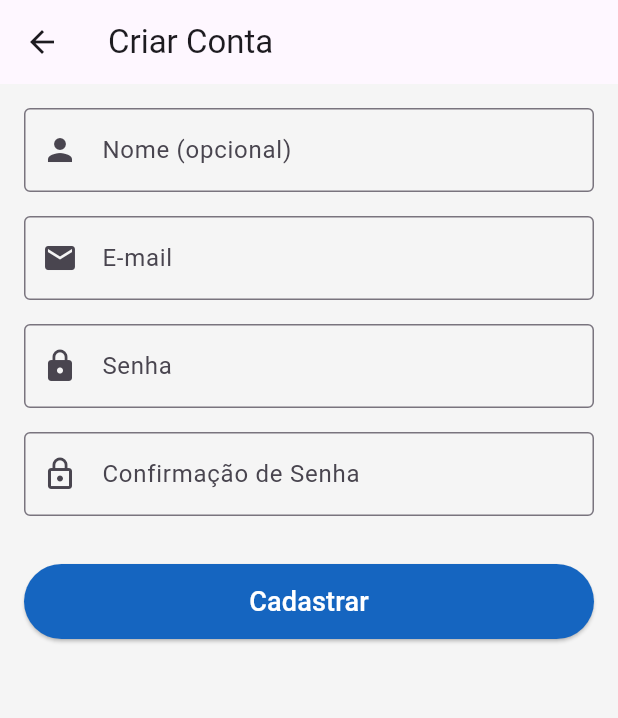
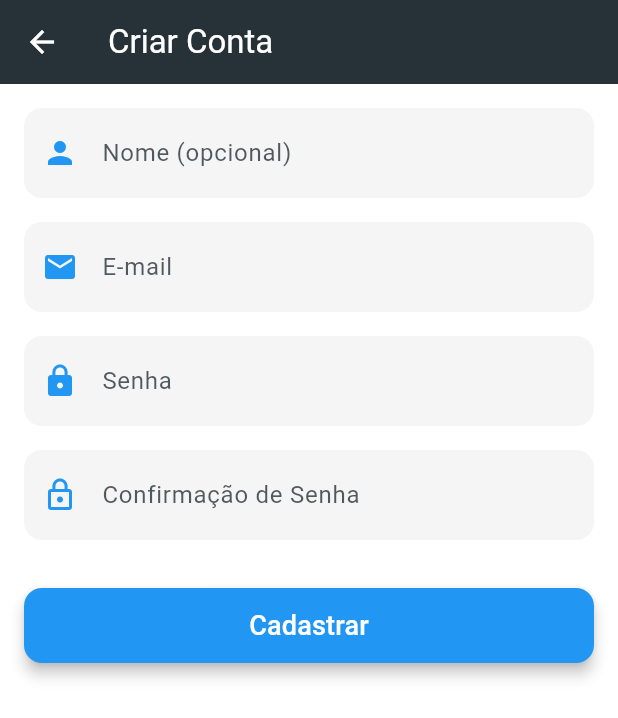
Before and after one commit to InaDdevs/finance-management, a Flutter app: the RegisterScreen screen opened by its route, on a phone screen of 412 x 824 dp. Shown: the top 718 px of the screen. Run offline on Flutter 3.47's test engine with Material 3 defaults, Android fonts, the phone set to English and light mode, and no system bars; our stand-ins replace fl_chart, shared_preferences, sqflite; accounts and stored records are empty.

Commit message:
Remodulação da tela de cadastro

```diff
--- a/lib/features/auth/register_screen.dart
+++ b/lib/features/auth/register_screen.dart
@@ -1,6 +1,11 @@
 import 'package:flutter/material.dart';
 import 'package:provider/provider.dart';
 import '../../core/dart/providers/auth_provider.dart';
+
+// Cores Padrão do Projeto
+const Color _primaryColor = Color(0xFF273238); // Seu cinza escuro
+const Color _lightGreyColor = Color(0xFFF5F5F5); // Fundo muito suave para campos
+const Color _ctaButtonColor = Colors.blue; // Azul vibrante para o botão "Cadastrar"
 
 class RegisterScreen extends StatefulWidget {
   const RegisterScreen({super.key});
@@ -12,18 +17,15 @@ class RegisterScreen extends StatefulWidget {
 class _RegisterScreenState extends State<RegisterScreen> {
   final _formKey = GlobalKey<FormState>();
 
-
   final _nameController = TextEditingController();
   final _emailController = TextEditingController();
   final _passwordController = TextEditingController();
   final _confirmPasswordController = TextEditingController();
 
-
   bool _isLoading = false;
 
   @override
   void dispose() {
-
     _nameController.dispose();
     _emailController.dispose();
     _passwordController.dispose();
@@ -32,9 +34,7 @@ class _RegisterScreenState extends State<RegisterScreen> {
   }
 
   void _register() async {
-
     if (_formKey.currentState!.validate()) {
-
       setState(() {
         _isLoading = true;
       });
@@ -47,13 +47,11 @@ class _RegisterScreenState extends State<RegisterScreen> {
         _passwordController.text.trim(),
       );
 
-
       if (!mounted) return;
 
       setState(() {
         _isLoading = false;
       });
-
 
       if (sucesso) {
         ScaffoldMessenger.of(context).showSnackBar(
@@ -62,7 +60,6 @@ class _RegisterScreenState extends State<RegisterScreen> {
             backgroundColor: Colors.green,
           ),
         );
-
         Navigator.of(context).pop();
       } else {
         ScaffoldMessenger.of(context).showSnackBar(
@@ -75,35 +72,72 @@ class _RegisterScreenState extends State<RegisterScreen> {
     }
   }
 
+  // Widget para aplicar o novo estilo de campo
+  InputDecoration _getInputDecoration(String label, IconData icon, Color iconColor) {
+    return InputDecoration(
+      labelText: label,
+      labelStyle: TextStyle(color: _primaryColor.withOpacity(0.8)),
+      // CORREÇÃO: Usando o parâmetro 'iconColor' para definir a cor do ícone
+      prefixIcon: Icon(icon, color: iconColor),
+
+      // Estilo de Campo Limpo e Harmonioso:
+      filled: true,
+      fillColor: _lightGreyColor, // Fundo suave
+      contentPadding: const EdgeInsets.symmetric(vertical: 18, horizontal: 16),
+
+      border: OutlineInputBorder(
+        borderRadius: BorderRadius.circular(12),
+        borderSide: BorderSide.none, // Remove a borda padrão forte
+      ),
+      enabledBorder: OutlineInputBorder(
+        borderRadius: BorderRadius.circular(12),
+        borderSide: BorderSide.none,
+      ),
+      // Adiciona a borda cinza (primaryColor) no foco
+      focusedBorder: OutlineInputBorder(
+        borderRadius: BorderRadius.circular(12),
+        borderSide: const BorderSide(color: _primaryColor, width: 2.0),
+      ),
+      // Estilo para erro
+      errorBorder: OutlineInputBorder(
+        borderRadius: BorderRadius.circular(12),
+        borderSide: const BorderSide(color: Colors.red, width: 1.5),
+      ),
+    );
+  }
+
   @override
   Widget build(BuildContext context) {
+    // Definindo a cor dos ícones para o CTA (azul)
+    const iconColor = _ctaButtonColor;
+
     return Scaffold(
-      appBar: AppBar(title: const Text('Criar Conta')),
+      backgroundColor: Colors.white,
+      appBar: AppBar(
+        title: const Text('Criar Conta', style: TextStyle(color: Colors.white)),
+        backgroundColor: _primaryColor, // Cor padrão cinza no AppBar
+        iconTheme: const IconThemeData(color: Colors.white), // Cor da seta de voltar
+      ),
       body: Padding(
         padding: const EdgeInsets.all(16.0),
         child: Form(
           key: _formKey,
           child: ListView(
             children: [
-              //CAMPO NOME
+              // CAMPO NOME
               TextFormField(
                 controller: _nameController,
-                decoration: const InputDecoration(
-                  labelText: 'Nome (opcional)',
-                  border: OutlineInputBorder(),
-                  prefixIcon: Icon(Icons.person),
-                ),
+                // CORREÇÃO: Passando 'iconColor'
+                decoration: _getInputDecoration('Nome (opcional)', Icons.person, iconColor),
+                validator: (value) => null, // Opcional
               ),
               const SizedBox(height: 16),
 
-              //CAMPO EMAIL
+              // CAMPO EMAIL
               TextFormField(
                 controller: _emailController,
-                decoration: const InputDecoration(
-                  labelText: 'E-mail',
-                  border: OutlineInputBorder(),
-                  prefixIcon: Icon(Icons.email),
-                ),
+                // CORREÇÃO: Passando 'iconColor'
+                decoration: _getInputDecoration('E-mail', Icons.email, iconColor),
                 keyboardType: TextInputType.emailAddress,
                 validator: (value) {
                   if (value == null || value.isEmpty || !value.contains('@')) {
@@ -114,14 +148,11 @@ class _RegisterScreenState extends State<RegisterScreen> {
               ),
               const SizedBox(height: 16),
 
-              //CAMPO SENHA
+              // CAMPO SENHA
               TextFormField(
                 controller: _passwordController,
-                decoration: const InputDecoration(
-                  labelText: 'Senha',
-                  border: OutlineInputBorder(),
-                  prefixIcon: Icon(Icons.lock),
-                ),
+                // CORREÇÃO: Passando 'iconColor'
+                decoration: _getInputDecoration('Senha', Icons.lock, iconColor),
                 obscureText: true,
                 validator: (value) {
                   if (value == null || value.length < 6) {
@@ -132,14 +163,11 @@ class _RegisterScreenState extends State<RegisterScreen> {
               ),
               const SizedBox(height: 16),
 
-              //CAMPO CONFIRMAR SENHA
+              // CAMPO CONFIRMAR SENHA
               TextFormField(
                 controller: _confirmPasswordController,
-                decoration: const InputDecoration(
-                  labelText: 'Confirmação de Senha',
-                  border: OutlineInputBorder(),
-                  prefixIcon: Icon(Icons.lock_outline),
-                ),
+                // CORREÇÃO: Passando 'iconColor'
+                decoration: _getInputDecoration('Confirmação de Senha', Icons.lock_outline, iconColor),
                 obscureText: true,
                 validator: (value) {
                   if (value != _passwordController.text) {
@@ -150,14 +178,18 @@ class _RegisterScreenState extends State<RegisterScreen> {
               ),
               const SizedBox(height: 32),
 
-
+              // BOTÃO CADASTRAR (AZUL)
               SizedBox(
                 height: 50,
                 child: ElevatedButton(
                   onPressed: _isLoading ? null : _register,
                   style: ElevatedButton.styleFrom(
-                    backgroundColor: Colors.blue[800],
+                    backgroundColor: _ctaButtonColor, // AZUL!
                     foregroundColor: Colors.white,
+                    shape: RoundedRectangleBorder(
+                      borderRadius: BorderRadius.circular(12),
+                    ),
+                    elevation: 4,
                   ),
                   child: _isLoading
                       ? const SizedBox(
```
